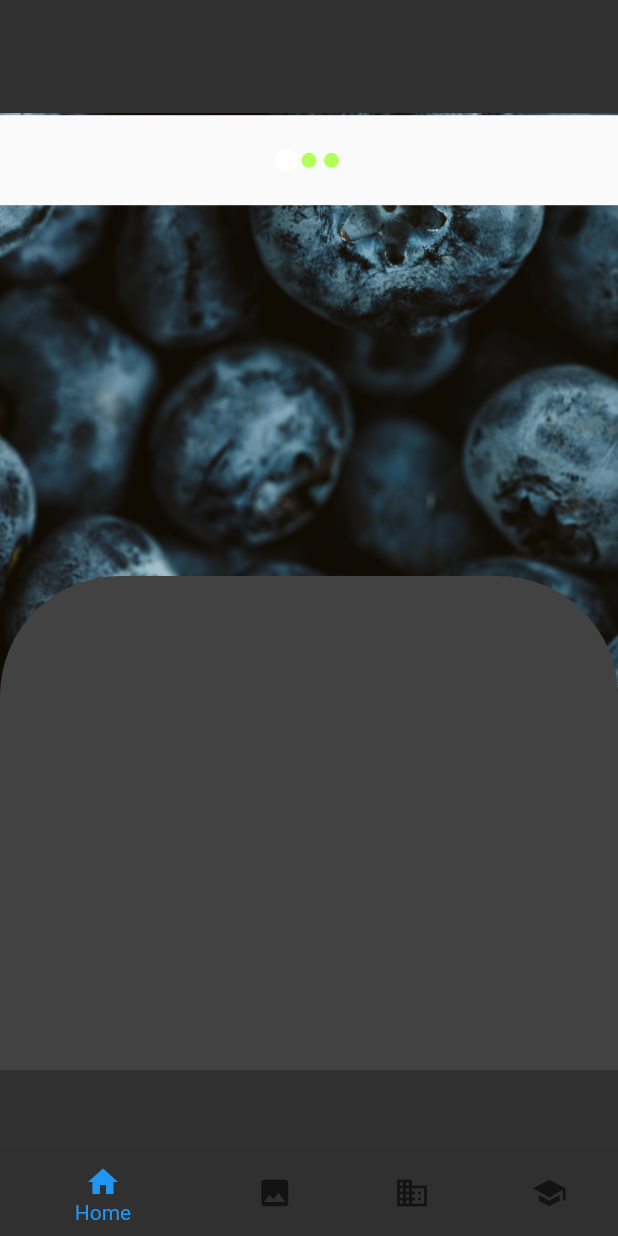
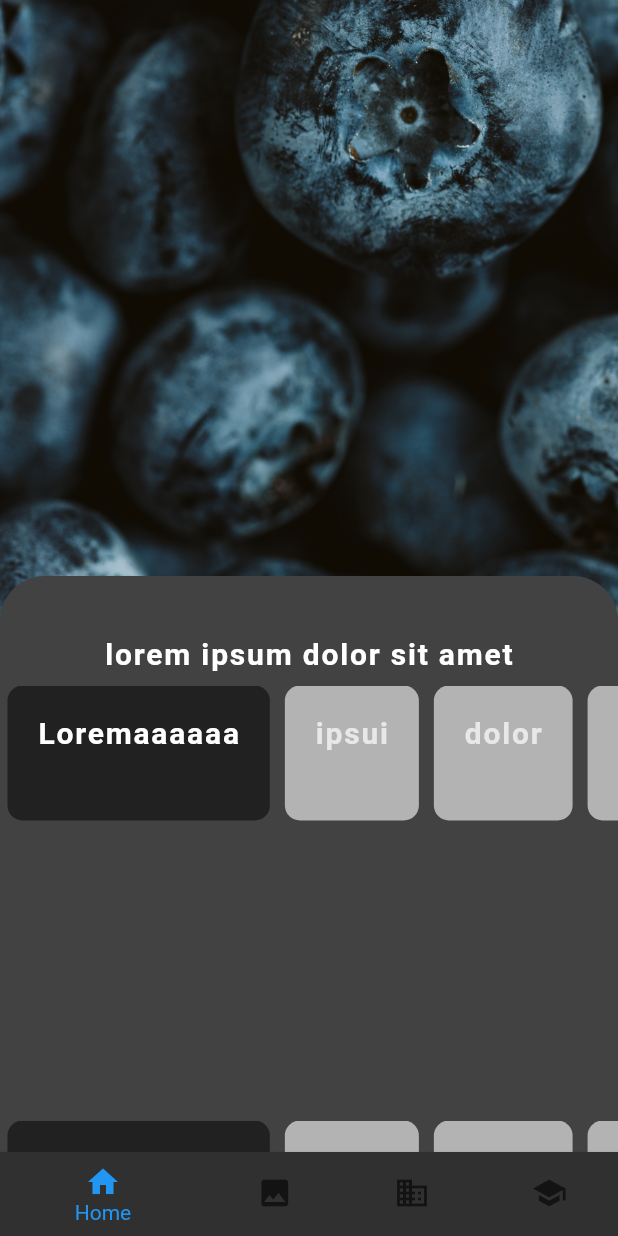
Before and after one commit to Yan-MX/gitxdemo-master, a Flutter app: the screen it shows after launch, on a phone screen of 412 x 824 dp. Run offline on Flutter 3.47's test engine with Material 2 defaults, Android fonts, the phone set to English and light mode, and no system bars; our stand-ins replace carousel_pro_nullsafety, get, location.

Commit message:
draggableScrollableSheet

```diff
--- /dev/null
+++ b/lib/Screens/home_screen2.dart
@@ -0,0 +1,57 @@
+import 'package:flutter/cupertino.dart';
+import 'package:flutter/material.dart';
+import 'package:navigationdemo/Screens/scroll_small_horizontal.dart';
+
+class HomePage extends StatelessWidget {
+  const HomePage({Key? key}) : super(key: key);
+
+  @override
+  Widget build(BuildContext context) {
+    return Scaffold(
+      body: Container(
+        decoration: BoxDecoration(
+            //color: Theme.of(context).dialogBackgroundColor,
+            image: DecorationImage(
+                image: AssetImage("assets/p1.jpg"), fit: BoxFit.cover)),
+        child: DraggableScrollableSheet(
+          builder: (BuildContext context, ScrollController scrollController) {
+            return SingleChildScrollView(
+              physics:BouncingScrollPhysics(),
+              controller: scrollController,
+              child: Container(
+                decoration: BoxDecoration(
+                    color: Theme.of(context).dialogBackgroundColor,
+                    // image: DecorationImage( image: AssetImage("assets/p1.jpg")),
+                    borderRadius: const BorderRadius.all(
+                      Radius.circular(30.0),
+                    )),
+                width: MediaQuery.of(context).size.width,
+                //height: MediaQuery.of(context).size.height * 0.5,
+                child: Column(
+                  children: const [
+                    SizedBox(height: 30.0),
+                    Padding(
+                      padding: EdgeInsets.all(10.0),
+                      child: Text(
+                        "lorem ipsum dolor sit amet",
+                        style: TextStyle(
+                            overflow: TextOverflow.ellipsis,
+                            fontSize: 20.0,
+                            fontWeight: FontWeight.bold,
+                            letterSpacing: 1.2),
+                      ),
+                    ),
+                    ScrollSmallHorizontal(),
+                    SizedBox(height: 200.0),
+                    ScrollSmallHorizontal(),
+                    SizedBox(height: 200.0),
+                  ],
+                ),
+              ),
+            );
+          },
+        ),
+      ),
+    );
+  }
+}
--- /dev/null
+++ b/lib/Screens/scroll_small_horizontal.dart
@@ -0,0 +1,54 @@
+import 'package:flutter/material.dart';
+
+class ScrollSmallHorizontal extends StatefulWidget {
+  const ScrollSmallHorizontal({Key? key}) : super(key: key);
+
+  @override
+  _TestingScreenState createState() => _TestingScreenState();
+}
+
+class _TestingScreenState extends State<ScrollSmallHorizontal> {
+
+  int selectedIndex = 0;
+  final List<String> categories = ["Loremaaaaaa", "ipsui", "dolor", "sit"];
+
+  @override
+  Widget build(BuildContext context) {
+    return Container(
+      height: 90.0,
+      //color: Theme.of(context).primaryColor,
+      child: ListView.builder(
+        scrollDirection: Axis.horizontal,
+        itemBuilder: (BuildContext context, int index) {
+          return GestureDetector(
+            onTap: () {
+              setState(() {
+                selectedIndex = index;
+              });
+            },
+
+            child: Container(
+              padding: const EdgeInsets.all(20.0),
+            margin:const EdgeInsets.symmetric(horizontal: 5.0),
+            decoration: BoxDecoration(
+            color: index == selectedIndex
+            ? Theme.of(context).primaryColor: Theme.of(context).hintColor,
+          borderRadius: BorderRadius.all(Radius.circular(10.0))),
+              child: Text(
+                categories[index],
+                style: TextStyle(
+                    color: index == selectedIndex
+                        ? Colors.white
+                        : Colors.white70,
+                    fontSize: 20.0,
+                    fontWeight: FontWeight.bold,
+                    letterSpacing: 1.2),
+              ),
+            ),
+          );
+        },
+        itemCount: categories.length,
+      ),
+    );
+  }
+}
--- a/lib/main.dart
+++ b/lib/main.dart
@@ -1,8 +1,11 @@
 /// Flutter code sample for BottomNavigationBar
 
 import 'package:flutter/material.dart';
-import 'package:navigationdemo/Controller/home_controller.dart';
+import 'package:navigationdemo/Screens/home_screen2.dart';
+//import 'package:navigationdemo/Controller/home_controller.dart';
+import 'package:navigationdemo/Screens/scroll_small_horizontal.dart';
 import 'Screens/photo_screen.dart';
+
 import 'Screens/settings_screen.dart';
 import 'Screens/Chat/chat_screen.dart';
 import 'Screens/home_screen.dart';
@@ -32,8 +35,8 @@ class _MyAppState extends State<MyApp> {
     }
 
     List<Widget> _widgetOptions = <Widget>[
-      HomeScreen(),
-      PhotoScreen(),
+      HomePage(),
+     PhotoScreen(),
       ChatScreen(),
       SettingScreen(),
     ];
```
Also changed, not shown: lib/Screens/copy.dart (added, +51 -0 lines), lib/Screens/home_screen.dart (+26 -9 lines), 2 other files.
